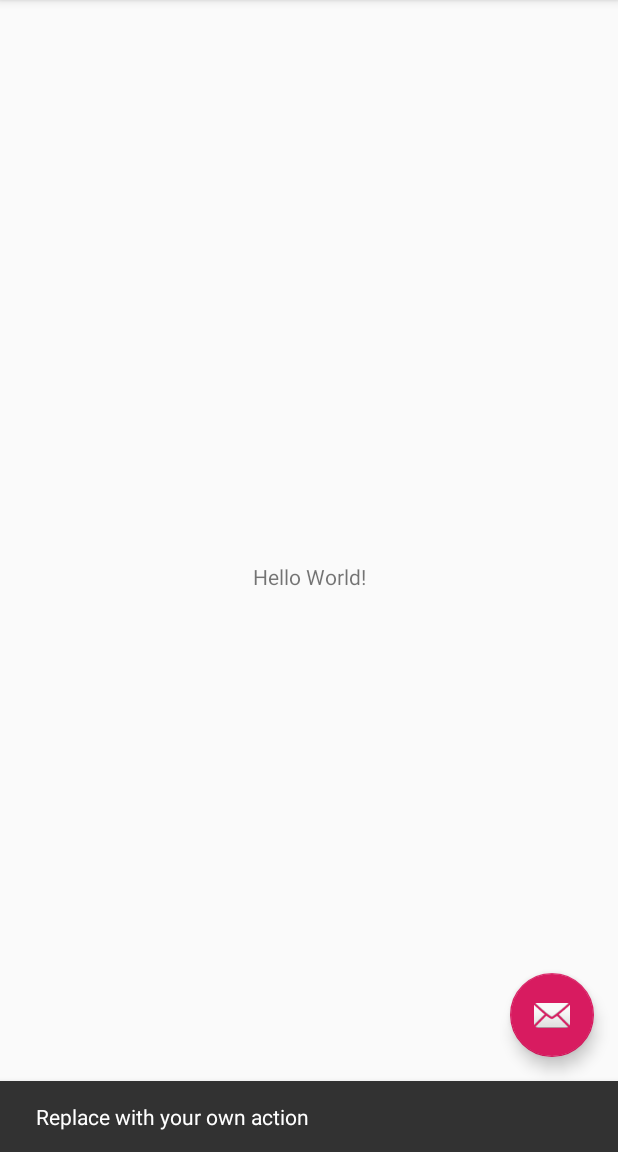
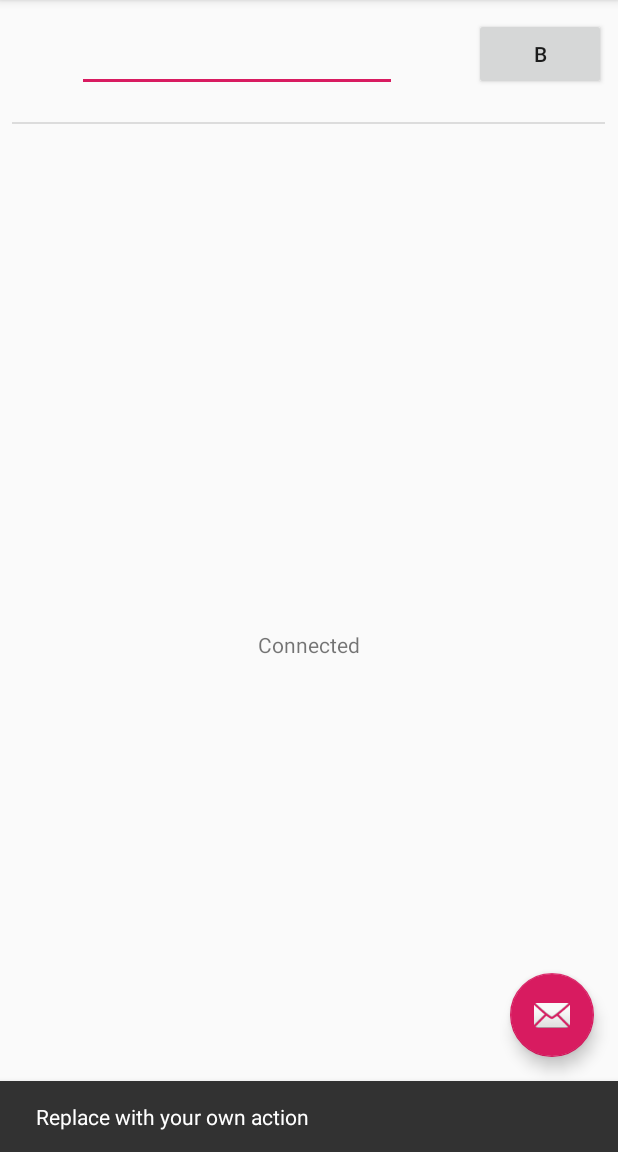
Before and after one commit to cuzynot/DroidRemote, an Android app: the screen it shows after launch (MainActivity), after a tap on an icon or button, on a phone screen of 412 x 824 dp, the part 84-1236 px from its top. Run offline under Robolectric (Android 15) with nearby library versions, the phone set to English and light mode, and no system bars; 1 other tap on this screen came first.

Commit message:
scores previous inputted ip address

```diff
--- a/DroidRemoteClient/app/src/main/AndroidManifest.xml
+++ b/DroidRemoteClient/app/src/main/AndroidManifest.xml
@@ -21,5 +21,7 @@
         </activity>
     </application>
     <uses-permission android:name="android.permission.INTERNET"/>
+    <uses-permission android:name="android.permission.READ_EXTERNAL_STORAGE"/>
+    <uses-permission android:name="android.permission.WRITE_EXTERNAL_STORAGE"/>
 
 </manifest>
--- a/DroidRemoteClient/app/src/main/java/com/example/droidremoteclient/MainActivity.java
+++ b/DroidRemoteClient/app/src/main/java/com/example/droidremoteclient/MainActivity.java
@@ -17,16 +17,28 @@ import android.util.Log;
 import android.view.View;
 import android.view.Menu;
 import android.view.MenuItem;
+import android.widget.Button;
+import android.widget.EditText;
+import android.widget.TextView;
 
+import java.io.BufferedReader;
+import java.io.BufferedWriter;
 import java.io.DataInputStream;
 import java.io.DataOutputStream;
+import java.io.File;
+import java.io.FileNotFoundException;
+import java.io.FileReader;
+import java.io.FileWriter;
 import java.io.IOException;
+import java.io.InputStream;
+import java.io.InputStreamReader;
+import java.io.OutputStreamWriter;
 import java.net.Socket;
 
 public class MainActivity extends AppCompatActivity implements SensorEventListener {
 
     // initialize socket and input stream
-    private String address = "172.18.52.213";
+    private String ip = "-1";
     private int port = 9997;
     private Socket socket;
     private DataInputStream input;
@@ -39,11 +51,18 @@ public class MainActivity extends AppCompatActivity implements SensorEventListen
     private final float[] magnetometerReading = new float[3];
     private final float[] rotationMatrix = new float[9];
     private final float[] orientationAngles = new float[3];
-//    private double x, y, z;
+
+    // UI
+    private EditText ipField;
+    private Button tempActivation;
+    private TextView curStatus;
 
     // other vars
-    private boolean isActive;
+    private boolean isActive = true;
     private final int DELAY = 20;
+    private String fileString = "record.txt";
+
+    private Context tempContext;
 
     @Override
     protected void onCreate(Bundle savedInstanceState) {
@@ -62,7 +81,16 @@ public class MainActivity extends AppCompatActivity implements SensorEventListen
             }
         });
 
-        // init sensor
+        tempContext = this;
+        initSensors();
+        initUI();
+
+        //writeFile("yammm");
+    }
+
+    // PRIVATE METHODS
+
+    private void initSensors() {
         sensorManager = (SensorManager) getSystemService(Context.SENSOR_SERVICE);
         Sensor accelerometer = sensorManager.getDefaultSensor(Sensor.TYPE_ACCELEROMETER);
         if (accelerometer != null) {
@@ -74,14 +102,75 @@ public class MainActivity extends AppCompatActivity implements SensorEventListen
             sensorManager.registerListener(this, magneticField,
                     SensorManager.SENSOR_DELAY_NORMAL, SensorManager.SENSOR_DELAY_UI);
         }
+    }
 
-        // init values
-        isActive = true;
+    private void initUI(){
+        ipField = findViewById(R.id.ipField);
+        tempActivation = findViewById(R.id.tempActivation);
+        curStatus = findViewById(R.id.curStatus);
 
+        // initialize ip field text as previous ip address
+        ipField.setText(readFromFile());
+
+        tempContext = this;
+
+        tempActivation.setOnClickListener(new View.OnClickListener(){
+            @Override
+            public void onClick(View view) {
+                // get new ip address
+                ip = ipField.getText().toString();
+
+                // record new ip address
+                writeToFile(ip);
+                Log.v("rand", "written " + ip);
+
+                // initialize thread
+                initThread();
+
+                curStatus.setText("Connected");
+            }
+        });
+    }
+
+    private void initThread() {
         // start output thread
         ot = new OutputThread();
         ot.start();
     }
+
+    private String readFromFile() {
+
+        String s = "";
+
+        try {
+            InputStreamReader isr = new InputStreamReader(openFileInput(fileString));
+            BufferedReader br = new BufferedReader(isr);
+            s = br.readLine();
+
+            br.close();
+            isr.close();
+        }
+        catch (FileNotFoundException e) {
+            Log.e("login activity", "File not found: " + e.toString());
+        } catch (IOException e) {
+            Log.e("login activity", "Can not read file: " + e.toString());
+        }
+
+        return s;
+    }
+
+    private void writeToFile(String data) {
+        try {
+            OutputStreamWriter osw = new OutputStreamWriter(openFileOutput(fileString, Context.MODE_PRIVATE));
+            osw.write(data);
+            osw.close();
+        }
+        catch (IOException e) {
+            Log.e("Exception", "File write failed: " + e.toString());
+        }
+    }
+
+    // PUBLIC METHODS
 
     @Override
     public boolean onCreateOptionsMenu(Menu menu) {
@@ -123,10 +212,12 @@ public class MainActivity extends AppCompatActivity implements SensorEventListen
 
     }
 
+    // INNER CLASSES
+
     private class OutputThread extends Thread{
         public void run(){
             try {
-                socket = new Socket(address, port);
+                socket = new Socket(ip, port);
                 Log.v("rand", "Connected");
 
                 // takes input from terminal
@@ -134,11 +225,6 @@ public class MainActivity extends AppCompatActivity implements SensorEventListen
 
                 // sends output to the socket
                 output = new DataOutputStream(socket.getOutputStream());
-
-                // keep reading until "Over" is input
-//                while (isActive){
-//                    sendMsg("yeet");
-//                }
             } catch(IOException i) {
                 System.out.println(i);
             }
--- a/DroidRemoteClient/app/src/main/res/layout/content_main.xml
+++ b/DroidRemoteClient/app/src/main/res/layout/content_main.xml
@@ -9,12 +9,51 @@
     tools:showIn="@layout/activity_main">
 
     <TextView
+        android:id="@+id/curStatus"
         android:layout_width="wrap_content"
         android:layout_height="wrap_content"
+        android:layout_marginTop="8dp"
         android:text="Hello World!"
         app:layout_constraintBottom_toBottomOf="parent"
         app:layout_constraintLeft_toLeftOf="parent"
         app:layout_constraintRight_toRightOf="parent"
+        app:layout_constraintTop_toBottomOf="@+id/divider" />
+
+    <View
+        android:id="@+id/divider"
+        android:layout_width="395dp"
+        android:layout_height="1dp"
+        android:layout_marginStart="8dp"
+        android:layout_marginTop="20dp"
+        android:layout_marginEnd="8dp"
+        android:background="?android:attr/listDivider"
+        app:layout_constraintEnd_toEndOf="parent"
+        app:layout_constraintHorizontal_bias="0.0"
+        app:layout_constraintStart_toStartOf="parent"
+        app:layout_constraintTop_toBottomOf="@+id/ipField" />
+
+    <Button
+        android:id="@+id/tempActivation"
+        android:layout_width="wrap_content"
+        android:layout_height="wrap_content"
+        android:layout_marginTop="12dp"
+        android:layout_marginEnd="8dp"
+        android:text="B"
+        app:layout_constraintEnd_toEndOf="parent"
+        app:layout_constraintTop_toTopOf="parent" />
+
+    <EditText
+        android:id="@+id/ipField"
+        android:layout_width="wrap_content"
+        android:layout_height="wrap_content"
+        android:layout_marginStart="8dp"
+        android:layout_marginTop="16dp"
+        android:layout_marginEnd="8dp"
+        android:ems="10"
+        android:inputType="textPersonName"
+        android:text="IP Address"
+        app:layout_constraintEnd_toStartOf="@+id/tempActivation"
+        app:layout_constraintStart_toStartOf="parent"
         app:layout_constraintTop_toTopOf="parent" />
 
 </androidx.constraintlayout.widget.ConstraintLayout>
```
